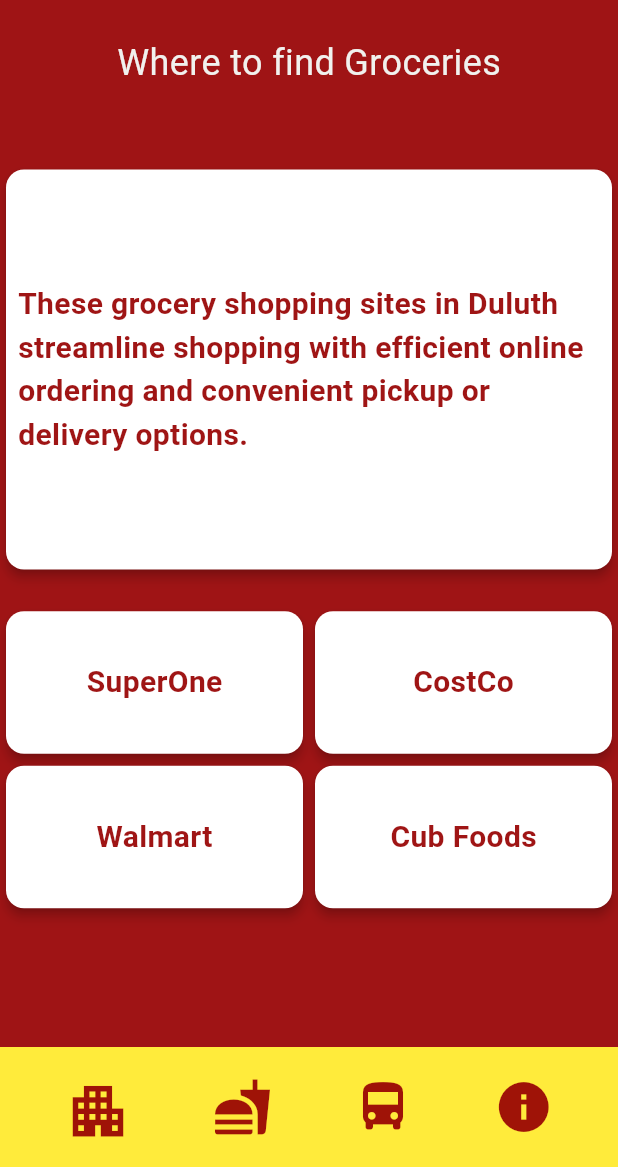
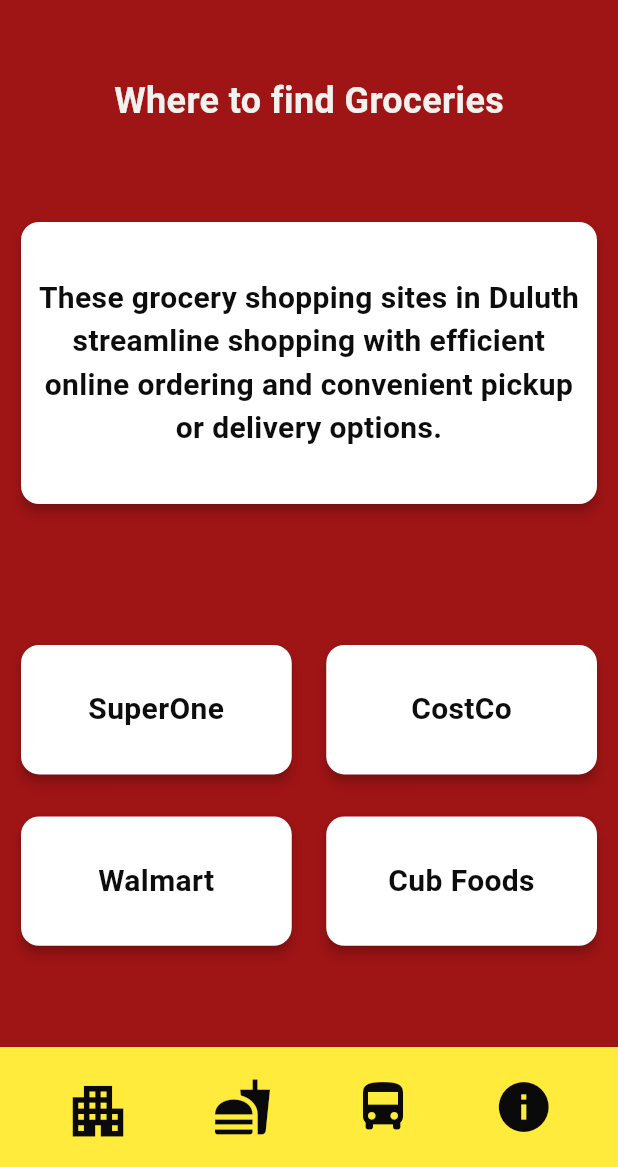
Before and after one commit to manasa2107/Bulldog_on_Board, a Flutter app: the GridItem widget shown alone on an empty page, opened directly, after a tap on "Where to find Groceries Nearby", on a phone screen of 412 x 824 dp, the part 69-1236 px from its top. Run offline on Flutter 3.47's test engine with Material 3 defaults, Android fonts, the phone set to English and light mode, and no system bars; our stand-ins replace font_awesome_flutter, webview_flutter.

Commit message:
Update Food1.dart

```diff
--- a/flutter_application_2/lib/Food1.dart
+++ b/flutter_application_2/lib/Food1.dart
@@ -99,7 +99,7 @@ class FindGroceries extends StatelessWidget {
           color: Color.fromARGB(237, 152, 3, 3),
           child: Column(
             children: <Widget>[
-              SizedBox(height: 15),
+              SizedBox(height: 40),
               Row(
                 mainAxisAlignment: MainAxisAlignment.center,
                 children: <Widget>[
@@ -107,6 +107,7 @@ class FindGroceries extends StatelessWidget {
                     "Where to find Groceries",
                     style: TextStyle(
                         fontSize: 24,
+                        fontWeight: FontWeight.bold,
                         // fontWeight: FontWeight.bold,
                         color: Color.fromARGB(255, 241, 241, 238)),
                   ),
@@ -117,9 +118,11 @@ class FindGroceries extends StatelessWidget {
                 height: 50,
               ),
               Expanded(
+                child: Padding(
+                  padding: EdgeInsets.all(10.0),
                   child: GridView.count(
                     crossAxisCount: 1, // 2 columns
-                  childAspectRatio: 1.5,
+                    childAspectRatio: 2,
                     children: <Widget>[
                       GridItem(
                           "These grocery shopping sites in Duluth streamline shopping with efficient online ordering and convenient pickup or delivery options.",
@@ -133,11 +136,16 @@ class FindGroceries extends StatelessWidget {
                     ],
                   ),
                 ),
+              ),
               SizedBox(),
               Expanded(
+                child: Padding(
+                  padding: EdgeInsets.all(10.0),
                   child: GridView.count(
                     crossAxisCount: 2, // 2 columns
                     childAspectRatio: 2,
+                    mainAxisSpacing: 20.0,
+                    crossAxisSpacing: 15,
                     children: <Widget>[
                       GridItem("SuperOne",
                           url:
@@ -148,7 +156,8 @@ class FindGroceries extends StatelessWidget {
                               'https://www.costco.com/warehouse-locations/duluth-mn-1422.html',
                           type: 'redirection'),
                       GridItem("Walmart",
-                        url: 'https://www.walmart.com/store/1757-hermantown-mn',
+                          url:
+                              'https://www.walmart.com/store/1757-hermantown-mn',
                           type: 'redirection'),
                       GridItem("Cub Foods",
                           url:
@@ -157,6 +166,7 @@ class FindGroceries extends StatelessWidget {
                       // GridItem("On campus jobs", url:'https://hr.d.umn.edu/working-umd/student-employment-resources'),
                       // GridItem("Scholarships", url:'https://admissions.d.umn.edu/costs-aid/scholarships'),
                     ],
+                  ),
                 ),
               ),
             ],
@@ -173,8 +183,8 @@ class FindGroceries extends StatelessWidget {
                 child: IconButton(
                   icon: Icon(Icons.apartment,
                       size: 45,
-                      color: const Color.fromRGBO(
-                          152, 3, 3, 0.929)), // Customize size and color here
+                      color: Color.fromARGB(
+                          255, 10, 10, 10)), // Customize size and color here
                   onPressed: () {
                     // Handle sign up action
                     Navigator.push(
@@ -190,8 +200,8 @@ class FindGroceries extends StatelessWidget {
                 child: IconButton(
                   icon: Icon(Icons.fastfood,
                       size: 40,
-                      color: const Color.fromRGBO(
-                          152, 3, 3, 0.929)), // Customize size and color here
+                      color: Color.fromARGB(
+                          255, 10, 10, 10)), // Customize size and color here
                   onPressed: () {
                     // Handle login action
                     Navigator.push(
@@ -207,8 +217,8 @@ class FindGroceries extends StatelessWidget {
                 child: IconButton(
                   icon: Icon(Icons.directions_bus,
                       size: 40,
-                      color: const Color.fromRGBO(
-                          152, 3, 3, 0.929)), // Customize size and color here
+                      color: Color.fromARGB(
+                          255, 10, 10, 10)), // Customize size and color here
                   onPressed: () {
                     // Handle contact us action
                     Navigator.push(
@@ -224,8 +234,8 @@ class FindGroceries extends StatelessWidget {
                 child: IconButton(
                   icon: Icon(Icons.info,
                       size: 40,
-                      color: const Color.fromRGBO(
-                          152, 3, 3, 0.929)), // Customize size and color here
+                      color: Color.fromARGB(
+                          255, 10, 10, 10)), // Customize size and color here
                   onPressed: () {
                     // Handle settings action
                     Navigator.push(
@@ -273,8 +283,9 @@ class GridItem extends StatelessWidget {
               padding: const EdgeInsets.all(8.0),
               child: Text(
                 title,
+                textAlign: TextAlign.center,
                 style: TextStyle(
-                  color: const Color.fromRGBO(152, 3, 3, 0.929),
+                  color: Color.fromARGB(255, 14, 13, 13),
                   fontSize: 20,
                   fontWeight: FontWeight.bold,
                 ),
```
Lines whose indentation alone changed are shown as unchanged.
